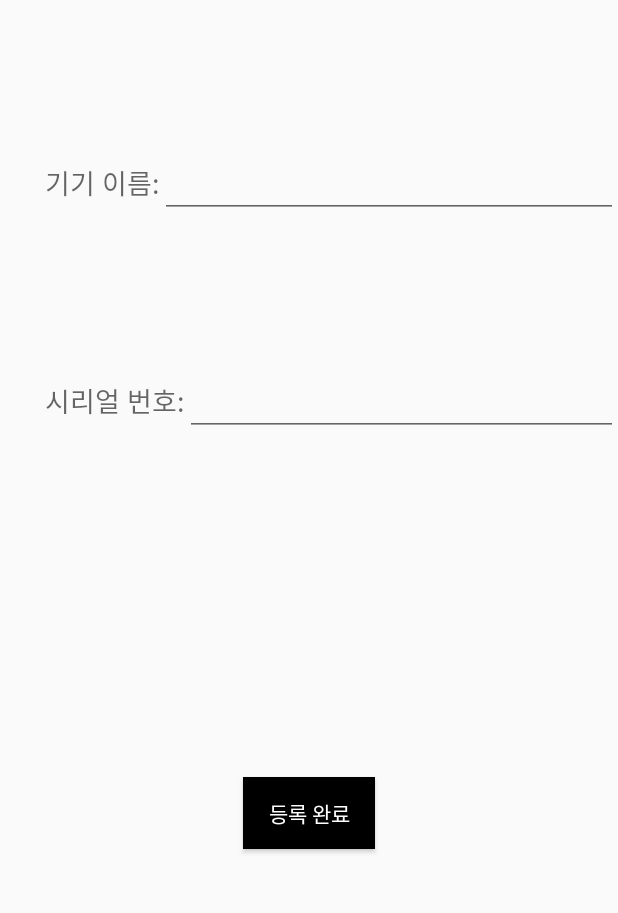
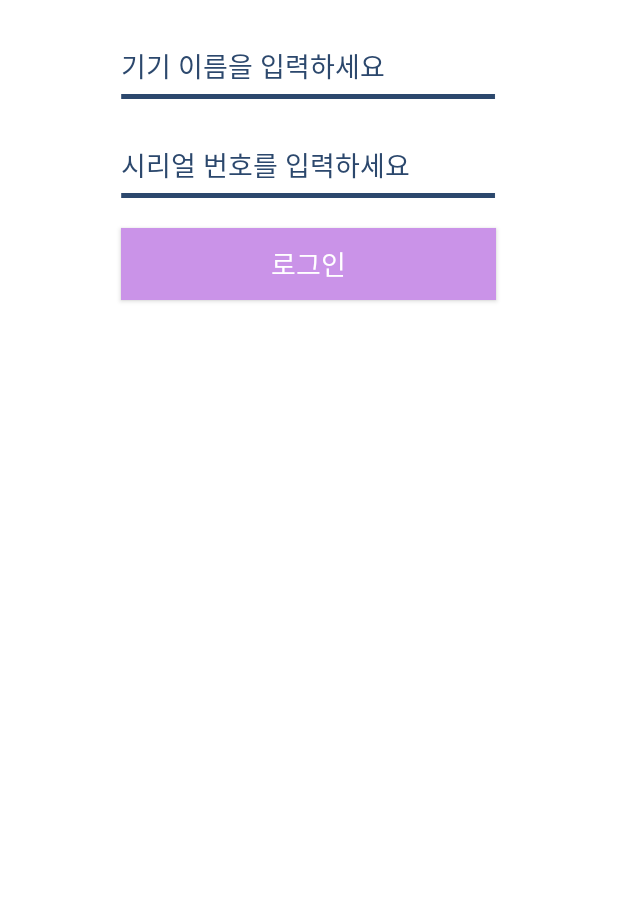
Before and after one commit to flow-er/homeflow, an Android app: the fragment AddAppli placed in its activity, on a phone screen of 412 x 824 dp, the part 45-958 px from its top. Run offline under Robolectric (Android 15) with nearby library versions, the phone set to English and light mode, and no system bars; 3 statements that could not run were skipped.

Commit message:
modify addappli.xml

```diff
--- a/src/app_android/Homeflow/app/src/main/res/layout/addappli.xml
+++ b/src/app_android/Homeflow/app/src/main/res/layout/addappli.xml
@@ -1,55 +1,59 @@
 <?xml version="1.0" encoding="utf-8"?>
 <LinearLayout xmlns:android="http://schemas.android.com/apk/res/android"
               android:orientation="vertical"
+              android:gravity="center_horizontal"
               android:layout_width="fill_parent"
-              android:layout_height="fill_parent">
-    <LinearLayout
-            android:orientation="horizontal"
-            android:layout_width="match_parent"
-            android:layout_height="wrap_content">
-        <TextView
-                android:id="@+id/appli_name_txt"
-                android:layout_width="wrap_content"
-                android:layout_height="wrap_content"
-                android:layout_marginTop="100dp"
-                android:layout_marginLeft="30dp"
-                android:text="기기 이름:"
-                android:textAppearance="?android:attr/textAppearanceMedium"/>
+              android:layout_height="fill_parent"
+              android:background="#FFFFFFFF">
     <EditText
             android:id="@+id/appli_name_edit"
-                android:layout_width="match_parent"
+            android:layout_width="250dp"
             android:layout_height="wrap_content"
-                android:layout_marginTop="100dp"/>
-    </LinearLayout>
-    <LinearLayout
-            android:orientation="horizontal"
-            android:layout_width="match_parent"
-            android:layout_height="wrap_content">
-        <TextView
-                android:id="@+id/srn_txt"
-                android:layout_width="wrap_content"
+            android:layout_marginTop="30dp"
+            android:hint="기기 이름을 입력하세요"
+            android:textColor="#FF2C486D"
+            android:textColorHint="#FF2C486D"
+            android:background="@null"
+            android:textCursorDrawable="@null"
+            android:inputType="text"/>
+
+    <ImageView
+            android:id="@+id/appli_name_edit_uline"
+            android:layout_width="250dp"
             android:layout_height="wrap_content"
-                android:layout_marginTop="100dp"
-                android:layout_marginLeft="30dp"
-                android:text="시리얼 번호:"
-                android:textAppearance="?android:attr/textAppearanceMedium"/>
+            android:layout_below="@+id/appli_name_edit"
+            android:layout_marginTop="5dp"
+            android:background="@drawable/addappli_uline"/>
+
     <EditText
             android:id="@+id/srn_edit"
-                android:layout_width="match_parent"
+            android:layout_width="250dp"
             android:layout_height="wrap_content"
-                android:layout_marginTop="100dp"/>
-    </LinearLayout>
-    <LinearLayout
-            android:orientation="horizontal"
-            android:layout_width="match_parent"
-            android:layout_height="match_parent"
-            android:gravity="center">
+            android:layout_marginTop="30dp"
+            android:hint="시리얼 번호를 입력하세요"
+            android:textColor="#FF2C486D"
+            android:textColorHint="#FF2C486D"
+            android:background="@null"
+            android:textCursorDrawable="@null"
+            android:inputType="text"/>
+
+    <ImageView
+            android:id="@+id/srn_edit_uline"
+            android:layout_width="250dp"
+            android:layout_height="wrap_content"
+            android:layout_below="@+id/srn_edit"
+            android:layout_marginTop="5dp"
+            android:background="@drawable/addappli_uline"/>
+
     <Button
             android:id="@+id/add_appli_btn"
-                android:layout_width="wrap_content"
+            android:layout_width="250dp"
             android:layout_height="wrap_content"
-                android:text="등록 완료"
-                android:background="#FF000000"
-                android:textColor="#FFFFFFFF"/>
+            android:layout_below="@+id/srn_edit_uline"
+            android:layout_marginTop="20dp"
+            android:gravity="center"
+            android:text="로그인"
+            android:textColor="#FFFFFFFF"
+            android:textAppearance="?android:attr/textAppearanceMedium"
+            android:background="#FFCA93E8"/>
 </LinearLayout>
-</LinearLayout>
```
Also changed, not shown: src/app_android/Homeflow/app/src/main/res/drawable/addappli_uline.png (added). Lines whose indentation alone changed are shown as unchanged.
